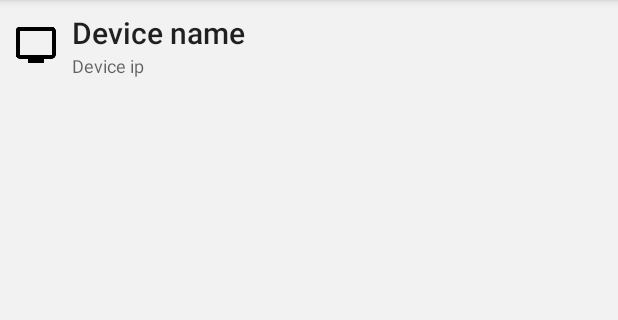
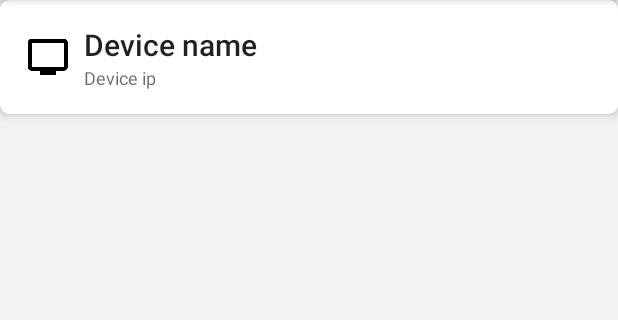
Before and after one commit to mohlendo/PrettyRemote, an Android app: the layout device_list_item.xml on its own in the app's theme, with its tools: preview values and no code run, on a phone screen of 412 x 824 dp, the part 84-404 px from its top. Run offline under Robolectric (Android 15) with nearby library versions, the phone set to English and light mode, and no system bars; network calls fail.

Commit message:
cards and ripples

```diff
--- a/app/src/main/java/com/mohleno/prettyremote/DevicesActivity.java
+++ b/app/src/main/java/com/mohleno/prettyremote/DevicesActivity.java
@@ -237,7 +237,7 @@ public class DevicesActivity extends Activity implements PairingKeyDialogFragmen
             @Override
             protected Boolean doInBackground(Device... devices) {
                 try {
-                    return lgConnectService.requestAuthKey(devices[0]);
+                    return lgConnectService.requestPairingKey(devices[0]);
                 } catch (IOException e) {
                     Log.e(TAG, "Error", e);
                 }
@@ -248,6 +248,8 @@ public class DevicesActivity extends Activity implements PairingKeyDialogFragmen
             protected void onPostExecute(Boolean result) {
                 if(result) {
                     openPairingKeyDialog(device);
+                } else {
+                    Toast.makeText(getApplicationContext(), R.string.toast_cannot_request_pairing_key, Toast.LENGTH_SHORT).show();
                 }
             }
         }.execute(device);
--- a/app/src/main/java/com/mohleno/prettyremote/fragments/PairingKeyDialogFragment.java
+++ b/app/src/main/java/com/mohleno/prettyremote/fragments/PairingKeyDialogFragment.java
@@ -32,7 +32,7 @@ public class PairingKeyDialogFragment extends DialogFragment {
 
     public static PairingKeyDialogFragment newInstance(Device device) {
         PairingKeyDialogFragment fragment = new PairingKeyDialogFragment();
-        fragment.setStyle(DialogFragment.STYLE_NORMAL, R.style.Dialog);
+        fragment.setStyle(DialogFragment.STYLE_NORMAL, R.style.DialogTheme);
         Bundle bundle = new Bundle();
         bundle.putSerializable("device", device);
         fragment.setArguments(bundle);
--- a/app/src/main/java/com/mohleno/prettyremote/services/LGConnectService.java
+++ b/app/src/main/java/com/mohleno/prettyremote/services/LGConnectService.java
@@ -101,7 +101,7 @@ public final class LGConnectService {
         return Collections.emptyList();
     }
 
-    public boolean requestAuthKey(Device device) throws IOException {
+    public boolean requestPairingKey(Device device) throws IOException {
         URL uri;
         try {
             uri = new URL(String.format(AUTH_URL, device.getIP()));
--- /dev/null
+++ b/app/src/main/java/com/mohleno/prettyremote/widget/CardRelativeLayout.java
@@ -0,0 +1,33 @@
+package com.mohleno.prettyremote.widget;
+
+import android.content.Context;
+import android.graphics.Outline;
+import android.util.AttributeSet;
+import android.widget.RelativeLayout;
+
+import com.mohleno.prettyremote.R;
+
+
+@SuppressWarnings("UnusedDeclaration")
+public class CardRelativeLayout extends RelativeLayout {
+    public CardRelativeLayout(Context context, AttributeSet attrs) {
+        this(context, attrs, 0);
+    }
+
+    public CardRelativeLayout(Context context, AttributeSet attrs, int defStyle) {
+        super(context, attrs, defStyle);
+    }
+
+    @Override
+    protected void onSizeChanged(int w, int h, int oldw, int oldh) {
+        super.onSizeChanged(w, h, oldw, oldh);
+
+        final float radius = getResources().getDimensionPixelSize(R.dimen.card_corner_radius);
+
+        Outline outline = new Outline();
+        outline.setRoundRect(0, 0, w, h, radius);
+
+        setOutline(outline);
+        setClipToOutline(true);
+    }
+}
--- /dev/null
+++ b/app/src/main/res/drawable/device_list_item_background.xml
@@ -0,0 +1,5 @@
+<?xml version="1.0" encoding="utf-8"?>
+<shape xmlns:android="http://schemas.android.com/apk/res/android" android:shape="rectangle">
+    <corners android:radius="@dimen/card_corner_radius"/>
+    <solid android:color="#fff" />
+</shape>
--- /dev/null
+++ b/app/src/main/res/drawable/device_list_item_ripple.xml
@@ -0,0 +1,4 @@
+<?xml version="1.0" encoding="utf-8"?>
+<ripple android:color="?android:attr/colorAccent" xmlns:android="http://schemas.android.com/apk/res/android">
+    <item android:drawable="@drawable/device_list_item_background"></item>
+</ripple>
--- a/app/src/main/res/layout/device_list_item.xml
+++ b/app/src/main/res/layout/device_list_item.xml
@@ -1,10 +1,8 @@
 <?xml version="1.0" encoding="utf-8"?>
 
-<RelativeLayout xmlns:android="http://schemas.android.com/apk/res/android"
+<com.mohleno.prettyremote.widget.CardRelativeLayout xmlns:android="http://schemas.android.com/apk/res/android"
     xmlns:tools="http://schemas.android.com/tools"
-    android:layout_width="match_parent"
-    android:layout_height="wrap_content"
-    android:padding="@dimen/item_margin">
+    style="@style/DeviceListItem">
 
     <ImageView
         android:id="@+id/iv_device_icon"
@@ -40,4 +38,4 @@
     </LinearLayout>
 
 
-</RelativeLayout>
+</com.mohleno.prettyremote.widget.CardRelativeLayout>
--- a/app/src/main/res/values-v21/styles.xml
+++ b/app/src/main/res/values-v21/styles.xml
@@ -21,10 +21,19 @@
         <item name="android:paddingEnd">16dp</item>
     </style>
 
-    <style name="Dialog" parent="@android:style/Theme.Material.Light.Dialog.MinWidth"></style>
 
     <style name="DialogContent" parent="@android:style/Widget.Material.TextView">
         <item name="android:textAppearance">@android:style/TextAppearance.Material.Subhead</item>
 
     </style>
+
+    <style name="DeviceListItem">
+        <item name="android:layout_width">match_parent</item>
+        <item name="android:layout_height">wrap_content</item>
+        <item name="android:padding">16dp</item>
+        <item name="android:layout_marginBottom">16dp</item>
+
+        <item name="android:elevation">4dp</item>
+        <item name="android:background">@drawable/device_list_item_ripple</item>
+    </style>
 </resources>
--- a/app/src/main/res/values/dimens.xml
+++ b/app/src/main/res/values/dimens.xml
@@ -7,4 +7,5 @@
     <dimen name="dialog_horizontal_margin">16dp</dimen>
     <dimen name="dialog_item_top_margin">24dp</dimen>
     <dimen name="item_margin">8dp</dimen>
+    <dimen name="card_corner_radius">6dp</dimen>
 </resources>
--- a/app/src/main/res/values/strings.xml
+++ b/app/src/main/res/values/strings.xml
@@ -20,5 +20,6 @@
     <string name="title_no_devices_found">No devices found</string>
     <string name="toast_cannot_connect">Cannot connect to selected device.</string>
     <string name="toast_command_error">Command was rejected by device.</string>
+    <string name="toast_cannot_request_pairing_key">Cannot request pairing key. Is the TV online?</string>
 
 </resources>
```
Also changed, not shown: app/src/main/res/values-v21/theme.xml (+14 -0 lines).
